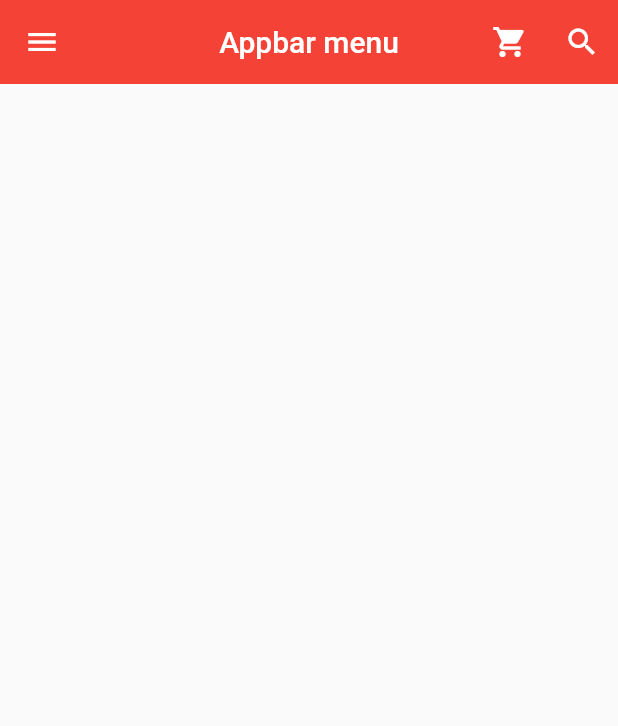
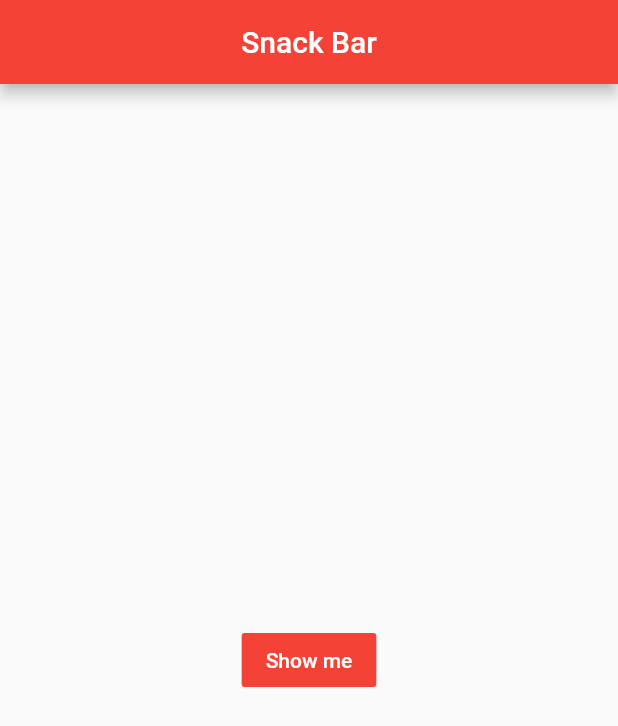
Before and after one commit to w4oamI/Flutter_tutorial, a Flutter app: the screen it shows after launch, on a phone screen of 412 x 824 dp. Shown: the top 726 px of the screen. Run offline on Flutter 3.47's test engine with Material 2 defaults, Android fonts, the phone set to English and light mode, and no system bars.

Commit message:
BuildContext 공부 및 Snack Bar 공부

```diff
--- a/tutorial/lib/main.dart
+++ b/tutorial/lib/main.dart
@@ -294,7 +294,7 @@ Center widget이 있다고, 무조건 정중앙으로 가지는 않는다.
 
 //App Bar메뉴
 //----------------------------------------------------------------------//
-import 'package:flutter/material.dart';
+/*import 'package:flutter/material.dart';
 
 void main() => runApp(MyApp());
 
@@ -431,3 +431,53 @@ class MyPage extends StatelessWidget {
     );
   }
 }
+*/
+
+//[fn+control+f11]은 코드 정리 단축키  (키 등록 해놓음)
+//--------------------------------------------------------------------//
+import 'package:flutter/material.dart';
+
+void main() => runApp(MyApp());
+
+class MyApp extends StatelessWidget {
+  @override
+  Widget build(BuildContext context) {
+    return MaterialApp(
+      title: 'snack Bar',
+      theme: ThemeData(primarySwatch: Colors.red),
+      home: MyPage(),
+    );
+  }
+}
+
+class MyPage extends StatelessWidget {
+  @override
+  Widget build(BuildContext context) {
+    return Scaffold(
+        appBar: AppBar(
+          title: Text('Snack Bar'),
+          centerTitle: true,
+        ),
+        body: Builder(
+          builder: (BuildContext ctx) {
+            //MyPage의 context와 비교하기 위해 ctx로 바꾼다.
+            return Center(
+              child: FlatButton(
+                child: Text(
+                  'Show me',
+                  style: TextStyle(color: Colors.white),
+                ),
+                color: Colors.red,
+                onPressed: () {
+                  Scaffold.of(ctx).showSnackBar(SnackBar(
+                    //Scaffold.of(context)은 빌더의 ctx를 받아야함
+                    content: Text('Good'),
+                  ));
+                },
+              ),
+            ); //center위젯은 이제 리턴된 위젯이기 때문에 ;로 바꾼다.
+          },
+        ));
+  }
+}
+//--------------------------------------------------------------------//
```
